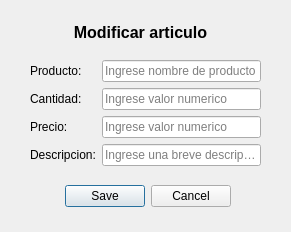
Qt form app_proyecto/Qt/window_modificar.ui (nvargas24/App_stock) before a commit.
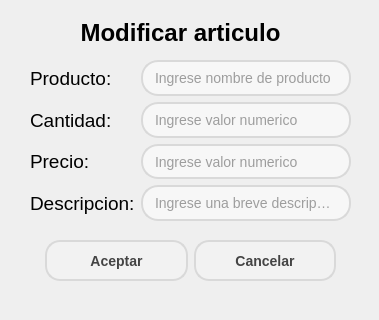
The same form after that commit.

Patch:
```diff
--- a/app_proyecto/Qt/window_modificar.ui
+++ b/app_proyecto/Qt/window_modificar.ui
@@ -6,8 +6,8 @@
    <rect>
     <x>0</x>
     <y>0</y>
-    <width>291</width>
-    <height>232</height>
+    <width>379</width>
+    <height>320</height>
    </rect>
   </property>
   <property name="windowTitle">
@@ -16,15 +16,16 @@
   <widget class="QLabel" name="titulo">
    <property name="geometry">
     <rect>
-     <x>30</x>
-     <y>10</y>
+     <x>70</x>
+     <y>20</y>
      <width>221</width>
-     <height>45</height>
+     <height>25</height>
     </rect>
    </property>
    <property name="font">
     <font>
-     <pointsize>12</pointsize>
+     <family>Segoe UI</family>
+     <pointsize>18</pointsize>
      <weight>75</weight>
      <bold>true</bold>
     </font>
@@ -36,29 +37,13 @@
     <set>Qt::AlignCenter</set>
    </property>
   </widget>
-  <widget class="QDialogButtonBox" name="btns_option">
-   <property name="geometry">
-    <rect>
-     <x>60</x>
-     <y>180</y>
-     <width>171</width>
-     <height>32</height>
-    </rect>
-   </property>
-   <property name="orientation">
-    <enum>Qt::Horizontal</enum>
-   </property>
-   <property name="standardButtons">
-    <set>QDialogButtonBox::Cancel|QDialogButtonBox::Save</set>
-   </property>
-  </widget>
   <widget class="QWidget" name="layoutWidget">
    <property name="geometry">
     <rect>
      <x>30</x>
      <y>60</y>
-     <width>231</width>
-     <height>111</height>
+     <width>321</width>
+     <height>161</height>
     </rect>
    </property>
    <layout class="QFormLayout" name="formLayout">
@@ -66,7 +51,8 @@
      <widget class="QLabel" name="label_nombre">
       <property name="font">
        <font>
-        <pointsize>9</pointsize>
+        <family>Segoe UI</family>
+        <pointsize>14</pointsize>
        </font>
       </property>
       <property name="text">
@@ -76,6 +62,17 @@
     </item>
     <item row="0" column="1">
      <widget class="QLineEdit" name="in_nombre">
+      <property name="sizePolicy">
+       <sizepolicy hsizetype="Expanding" vsizetype="Expanding">
+        <horstretch>0</horstretch>
+        <verstretch>0</verstretch>
+       </sizepolicy>
+      </property>
+      <property name="font">
+       <font>
+        <pointsize>-1</pointsize>
+       </font>
+      </property>
       <property name="tabletTracking">
        <bool>false</bool>
       </property>
@@ -85,6 +82,21 @@
       <property name="autoFillBackground">
        <bool>false</bool>
       </property>
+      <property name="styleSheet">
+       <string notr="true">QLineEdit {
+    background-color: #F7F7F7; /* Color de fondo */
+    border: 2px solid #D9D9D9; /* Borde gris claro */
+    border-radius: 17px; /* Bordes curvos */
+    padding: 5px 10px; /* Espacio interno para texto */
+    font-size: 14px; /* Tamaño de fuente */
+    color: #444444; /* Color de texto */
+}
+QLineEdit:focus {
+    border-color: #0078d7; /* Cambia el color del borde cuando se selecciona el QLineEdit */
+    outline: none; /* Elimina el contorno alrededor del QLineEdit al seleccionarlo */
+}
+</string>
+      </property>
       <property name="inputMethodHints">
        <set>Qt::ImhNone</set>
       </property>
@@ -118,7 +130,8 @@
      <widget class="QLabel" name="label_cant">
       <property name="font">
        <font>
-        <pointsize>9</pointsize>
+        <family>Segoe UI</family>
+        <pointsize>14</pointsize>
        </font>
       </property>
       <property name="text">
@@ -128,6 +141,17 @@
     </item>
     <item row="1" column="1">
      <widget class="QLineEdit" name="in_cant">
+      <property name="sizePolicy">
+       <sizepolicy hsizetype="Expanding" vsizetype="Expanding">
+        <horstretch>0</horstretch>
+        <verstretch>0</verstretch>
+       </sizepolicy>
+      </property>
+      <property name="font">
+       <font>
+        <pointsize>-1</pointsize>
+       </font>
+      </property>
       <property name="tabletTracking">
        <bool>false</bool>
       </property>
@@ -137,6 +161,21 @@
       <property name="autoFillBackground">
        <bool>false</bool>
       </property>
+      <property name="styleSheet">
+       <string notr="true">QLineEdit {
+    background-color: #F7F7F7; /* Color de fondo */
+    border: 2px solid #D9D9D9; /* Borde gris claro */
+    border-radius: 17px; /* Bordes curvos */
+    padding: 5px 10px; /* Espacio interno para texto */
+    font-size: 14px; /* Tamaño de fuente */
+    color: #444444; /* Color de texto */
+}
+QLineEdit:focus {
+    border-color: #0078d7; /* Cambia el color del borde cuando se selecciona el QLineEdit */
+    outline: none; /* Elimina el contorno alrededor del QLineEdit al seleccionarlo */
+}
+</string>
+      </property>
       <property name="inputMethodHints">
        <set>Qt::ImhNone</set>
       </property>
@@ -170,7 +209,8 @@
      <widget class="QLabel" name="label_precio">
       <property name="font">
        <font>
-        <pointsize>9</pointsize>
+        <family>Segoe UI</family>
+        <pointsize>14</pointsize>
        </font>
       </property>
       <property name="text">
@@ -180,6 +220,17 @@
     </item>
     <item row="2" column="1">
      <widget class="QLineEdit" name="in_precio">
+      <property name="sizePolicy">
+       <sizepolicy hsizetype="Expanding" vsizetype="Expanding">
+        <horstretch>0</horstretch>
+        <verstretch>0</verstretch>
+       </sizepolicy>
+      </property>
+      <property name="font">
+       <font>
+        <pointsize>-1</pointsize>
+       </font>
+      </property>
       <property name="tabletTracking">
        <bool>false</bool>
       </property>
@@ -189,6 +240,21 @@
       <property name="autoFillBackground">
        <bool>false</bool>
       </property>
+      <property name="styleSheet">
+       <string notr="true">QLineEdit {
+    background-color: #F7F7F7; /* Color de fondo */
+    border: 2px solid #D9D9D9; /* Borde gris claro */
+    border-radius: 17px; /* Bordes curvos */
+    padding: 5px 10px; /* Espacio interno para texto */
+    font-size: 14px; /* Tamaño de fuente */
+    color: #444444; /* Color de texto */
+}
+QLineEdit:focus {
+    border-color: #0078d7; /* Cambia el color del borde cuando se selecciona el QLineEdit */
+    outline: none; /* Elimina el contorno alrededor del QLineEdit al seleccionarlo */
+}
+</string>
+      </property>
       <property name="inputMethodHints">
        <set>Qt::ImhNone</set>
       </property>
@@ -222,7 +288,8 @@
      <widget class="QLabel" name="label_descrip">
       <property name="font">
        <font>
-        <pointsize>9</pointsize>
+        <family>Segoe UI</family>
+        <pointsize>14</pointsize>
        </font>
       </property>
       <property name="text">
@@ -232,6 +299,17 @@
     </item>
     <item row="3" column="1">
      <widget class="QLineEdit" name="in_descrip">
+      <property name="sizePolicy">
+       <sizepolicy hsizetype="Expanding" vsizetype="Expanding">
+        <horstretch>0</horstretch>
+        <verstretch>0</verstretch>
+       </sizepolicy>
+      </property>
+      <property name="font">
+       <font>
+        <pointsize>-1</pointsize>
+       </font>
+      </property>
       <property name="tabletTracking">
        <bool>false</bool>
       </property>
@@ -241,6 +319,21 @@
       <property name="autoFillBackground">
        <bool>false</bool>
       </property>
+      <property name="styleSheet">
+       <string notr="true">QLineEdit {
+    background-color: #F7F7F7; /* Color de fondo */
+    border: 2px solid #D9D9D9; /* Borde gris claro */
+    border-radius: 17px; /* Bordes curvos */
+    padding: 5px 10px; /* Espacio interno para texto */
+    font-size: 14px; /* Tamaño de fuente */
+    color: #444444; /* Color de texto */
+}
+QLineEdit:focus {
+    border-color: #0078d7; /* Cambia el color del borde cuando se selecciona el QLineEdit */
+    outline: none; /* Elimina el contorno alrededor del QLineEdit al seleccionarlo */
+}
+</string>
+      </property>
       <property name="inputMethodHints">
        <set>Qt::ImhNone</set>
       </property>
@@ -272,17 +365,167 @@
     </item>
    </layout>
   </widget>
+  <widget class="QWidget" name="horizontalLayoutWidget">
+   <property name="geometry">
+    <rect>
+     <x>30</x>
+     <y>240</y>
+     <width>321</width>
+     <height>41</height>
+    </rect>
+   </property>
+   <layout class="QHBoxLayout" name="horizontalLayout">
+    <property name="leftMargin">
+     <number>15</number>
+    </property>
+    <property name="rightMargin">
+     <number>15</number>
+    </property>
+    <item>
+     <widget class="QPushButton" name="btn_aceptar">
+      <property name="enabled">
+       <bool>true</bool>
+      </property>
+      <property name="sizePolicy">
+       <sizepolicy hsizetype="Preferred" vsizetype="Expanding">
+        <horstretch>0</horstretch>
+        <verstretch>0</verstretch>
+       </sizepolicy>
+      </property>
+      <property name="font">
+       <font>
+        <family>Segoe UI</family>
+        <pointsize>-1</pointsize>
+        <weight>75</weight>
+        <bold>true</bold>
+       </font>
+      </property>
+      <property name="styleSheet">
+       <string notr="true">QPushButton {
+    background-color: #F2F2F2; /* Color de fondo */
+    border: 2px solid #D9D9D9; /* Borde gris claro */
+    border-radius: 15px; /* Bordes curvos */
+    padding: 5px 10px; /* Espacio interno para texto */
+    font-weight: bold; /* Texto en negrita */
+    font-size: 14px; /* Tamaño de fuente */
+    color: #444444; /* Color de texto */
+}
+
+QPushButton:hover {
+    background-color: #88AEF1; /* Color celeste */
+    border-color: #0078D7; /* Borde celeste */
+    color: #FFFFFF; /* Color de texto blanco */
+}</string>
+      </property>
+      <property name="inputMethodHints">
+       <set>Qt::ImhSensitiveData|Qt::ImhUppercaseOnly</set>
+      </property>
+      <property name="text">
+       <string>Aceptar</string>
+      </property>
+      <property name="checkable">
+       <bool>true</bool>
+      </property>
+      <property name="checked">
+       <bool>true</bool>
+      </property>
+      <property name="autoRepeat">
+       <bool>true</bool>
+      </property>
+      <property name="autoRepeatDelay">
+       <number>150</number>
+      </property>
+      <property name="autoDefault">
+       <bool>false</bool>
+      </property>
+      <property name="default">
+       <bool>false</bool>
+      </property>
+      <property name="flat">
+       <bool>false</bool>
+      </property>
+     </widget>
+    </item>
+    <item>
+     <widget class="QPushButton" name="btn_cancelar">
+      <property name="enabled">
+       <bool>true</bool>
+      </property>
+      <property name="sizePolicy">
+       <sizepolicy hsizetype="Preferred" vsizetype="Expanding">
+        <horstretch>0</horstretch>
+        <verstretch>0</verstretch>
+       </sizepolicy>
+      </property>
+      <property name="font">
+       <font>
+        <family>Segoe UI</family>
+        <pointsize>-1</pointsize>
+        <weight>75</weight>
+        <bold>true</bold>
+       </font>
+      </property>
+      <property name="styleSheet">
+       <string notr="true">QPushButton {
+    background-color: #F2F2F2; /* Color de fondo */
+    border: 2px solid #D9D9D9; /* Borde gris claro */
+    border-radius: 15px; /* Bordes curvos */
+    padding: 5px 10px; /* Espacio interno para texto */
+    font-weight: bold; /* Texto en negrita */
+    font-size: 14px; /* Tamaño de fuente */
+    color: #444444; /* Color de texto */
+}
+
+QPushButton:hover {
+    background-color: #88AEF1; /* Color celeste */
+    border-color: #0078D7; /* Borde celeste */
+    color: #FFFFFF; /* Color de texto blanco */
+}</string>
+      </property>
+      <property name="inputMethodHints">
+       <set>Qt::ImhSensitiveData|Qt::ImhUppercaseOnly</set>
+      </property>
+      <property name="text">
+       <string>Cancelar</string>
+      </property>
+      <property name="checkable">
+       <bool>true</bool>
+      </property>
+      <property name="checked">
+       <bool>true</bool>
+      </property>
+      <property name="autoRepeat">
+       <bool>true</bool>
+      </property>
+      <property name="autoRepeatDelay">
+       <number>150</number>
+      </property>
+      <property name="autoDefault">
+       <bool>false</bool>
+      </property>
+      <property name="default">
+       <bool>false</bool>
+      </property>
+      <property name="flat">
+       <bool>false</bool>
+      </property>
+     </widget>
+    </item>
+   </layout>
+  </widget>
   <widget class="QLabel" name="notificacion">
    <property name="geometry">
     <rect>
-     <x>100</x>
-     <y>210</y>
+     <x>110</x>
+     <y>290</y>
      <width>161</width>
      <height>20</height>
     </rect>
    </property>
    <property name="font">
     <font>
+     <family>Segoe UI</family>
+     <pointsize>9</pointsize>
      <weight>75</weight>
      <bold>true</bold>
     </font>
```
